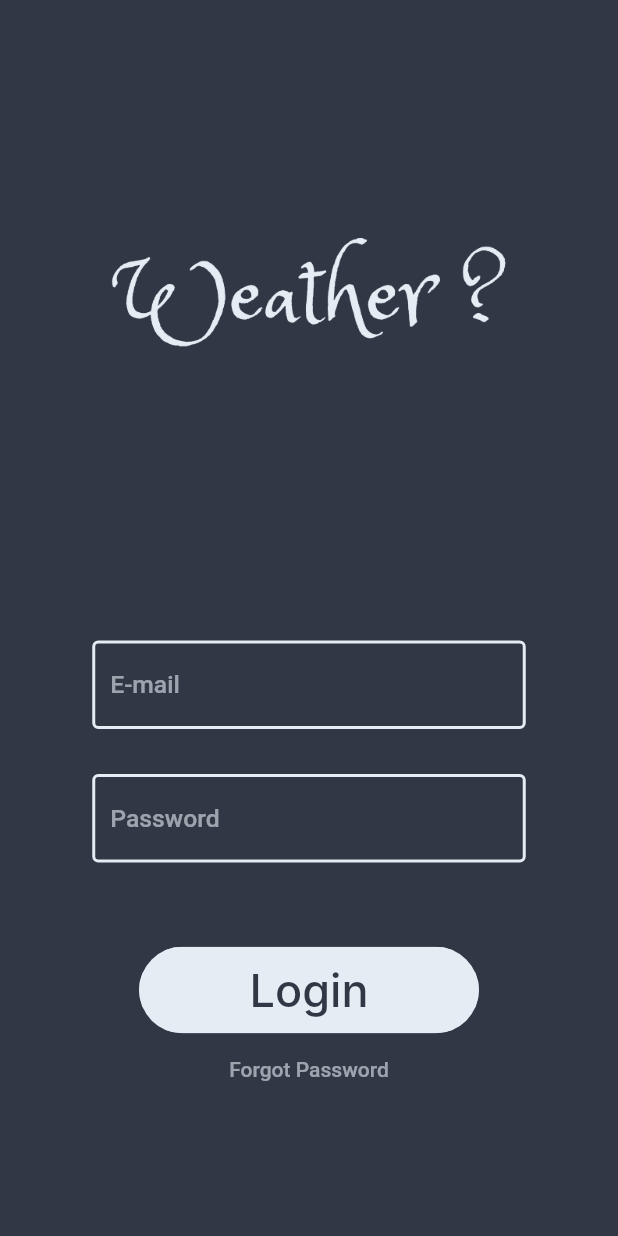
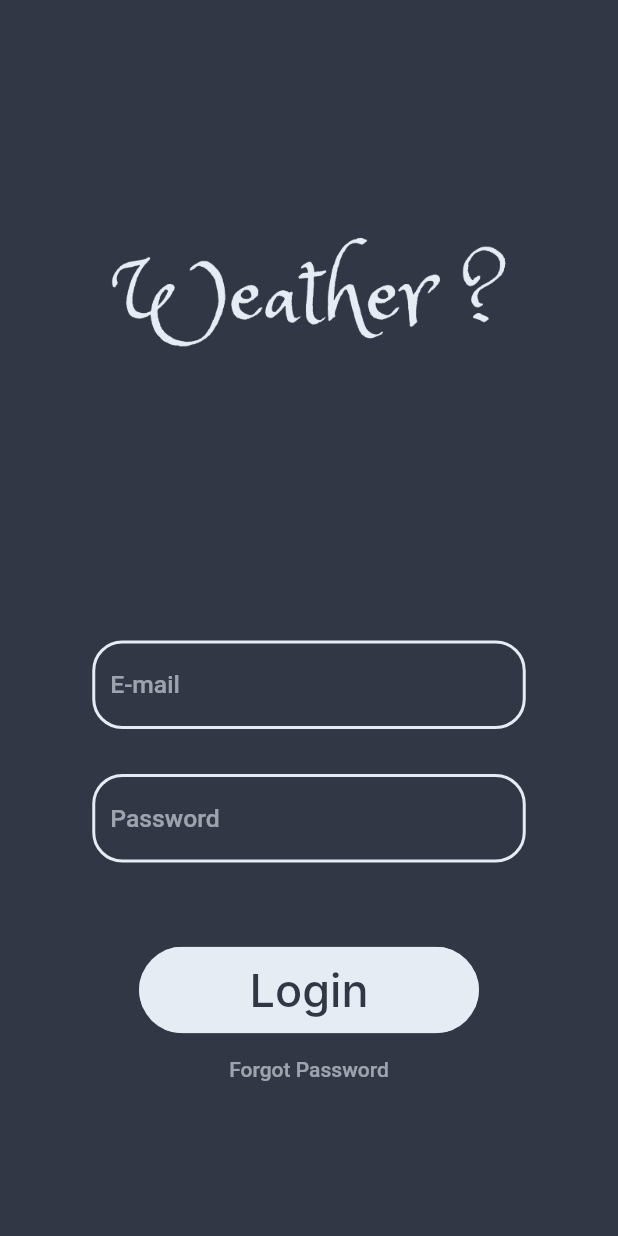
Before and after one commit to RotenKiwi/Flutter-Forward-Extended-master, a Flutter app: the screen it shows after launch, after a tap on "Login", on a phone screen of 412 x 824 dp. Run offline on Flutter 3.47's test engine with Material 2 defaults, Android fonts, the phone set to English and light mode, and no system bars; our stand-ins replace firebase_auth, firebase_core; accounts and stored records are empty; Roboto replaces fonts that are missing (Inter, Poppins).

Commit message:
some UI changes

```diff
--- a/lib/Components/formField.dart
+++ b/lib/Components/formField.dart
@@ -17,16 +17,17 @@ class formField extends StatelessWidget {
   @override
   Widget build(BuildContext context) {
     return Padding(
-      padding: EdgeInsets.symmetric(horizontal: 10, vertical: 15),
+      padding: const EdgeInsets.symmetric(horizontal: 10, vertical: 15),
       child: TextField(
         onChanged: onChanged,
-        style: TextStyle(
+        style: const TextStyle(
           color: constants.dayPrimary,
         ),
         obscureText: password,
         decoration: InputDecoration(
-          enabledBorder: const OutlineInputBorder(
-            borderSide: BorderSide(
+          enabledBorder: OutlineInputBorder(
+            borderRadius: BorderRadius.circular(20),
+            borderSide: const BorderSide(
                 color: constants.dayPrimary,
                 width: 2,
                 style: BorderStyle.solid),
--- a/lib/Screens/LoginScreen.dart
+++ b/lib/Screens/LoginScreen.dart
@@ -22,6 +22,7 @@ class _LoginScreenState extends State<LoginScreen> {
     final _auth = FirebaseAuth.instance;
 
     return Scaffold(
+      resizeToAvoidBottomInset: false,
       backgroundColor: constants.nightPrimary,
       body: Column(
         children: [
@@ -69,15 +70,16 @@ class _LoginScreenState extends State<LoginScreen> {
                       try {
                         final newUser = await _auth.signInWithEmailAndPassword(
                             email: email, password: password);
-                        print(newUser.toString());
+                        debugPrint(newUser.toString());
                         if (newUser != null) {
                           Navigator.pushReplacement(
                               context,
                               MaterialPageRoute(
-                                  builder: (context) => Weather()));
+                                  builder: (context) => const Weather()));
                         }
-                      } catch (e) {
-                        print(e);
+                      } catch (e, s) {
+                        debugPrint('$e');
+                        debugPrint('$s');
                       }
                     },
                     color: constants.dayPrimary,
--- a/lib/main.dart
+++ b/lib/main.dart
@@ -15,7 +15,8 @@ class MyApp extends StatelessWidget {
   // This widget is the root of your application.
   @override
   Widget build(BuildContext context) {
-    return MaterialApp(
+    return const MaterialApp(
+      debugShowCheckedModeBanner: false,
       home: LoginScreen(),
     );
   }
```
